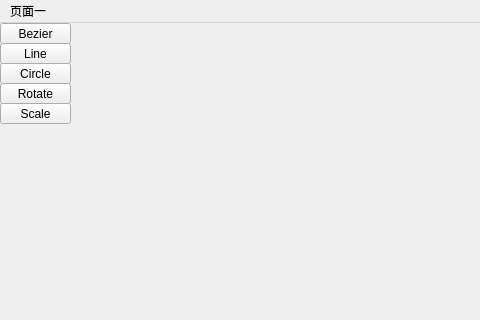
Qt form mainwindow.ui (Yong-Sun-2001/Painter) before a commit; both pictures show x 0 to 480 and y 0 to 320 of the 898 by 609 pixel window.
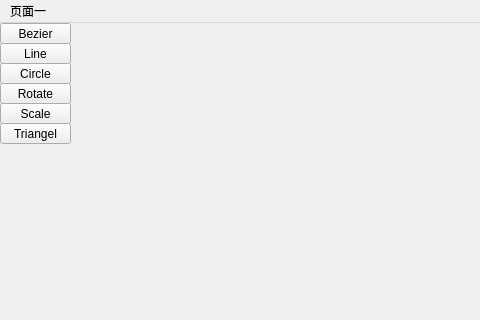
The same form after that commit.

What changed in the file:
```diff
--- a/mainwindow.ui
+++ b/mainwindow.ui
@@ -104,6 +104,19 @@
      <string>Scale</string>
     </property>
    </widget>
+   <widget class="QToolButton" name="toolButton_7">
+    <property name="geometry">
+     <rect>
+      <x>0</x>
+      <y>100</y>
+      <width>71</width>
+      <height>21</height>
+     </rect>
+    </property>
+    <property name="text">
+     <string>Triangel</string>
+    </property>
+   </widget>
   </widget>
   <widget class="QMenuBar" name="menubar">
    <property name="geometry">
```
Left out of the diff: 2 changed lines with no effect on the pictures.
